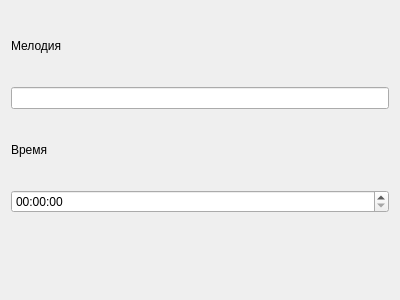
The window that mainwindow.ui (Gitnube/verify) describes before a commit, drawn with Qt 5.
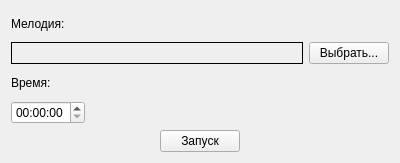
The same window after the commit.

Commit message: Рефакторинг главного окна приложения. Файл мелодии выбирается через диалоговое окно, будильник включается с кнопки

The edit to the form file:
```diff
--- a/mainwindow.ui
+++ b/mainwindow.ui
@@ -7,40 +7,113 @@
     <x>0</x>
     <y>0</y>
     <width>400</width>
-    <height>300</height>
+    <height>163</height>
    </rect>
   </property>
   <property name="windowTitle">
    <string>MainWindow</string>
   </property>
   <widget class="QWidget" name="centralWidget">
-   <layout class="QGridLayout" name="gridLayout">
-    <item row="0" column="0">
-     <widget class="QLabel" name="soundFileNameLabel">
-      <property name="text">
-       <string>Мелодия</string>
-      </property>
-     </widget>
-    </item>
+   <layout class="QGridLayout" name="gridLayout_2">
     <item row="1" column="0">
-     <widget class="QLineEdit" name="soundFileNameLE"/>
+     <spacer name="horizontalSpacer">
+      <property name="orientation">
+       <enum>Qt::Horizontal</enum>
+      </property>
+      <property name="sizeHint" stdset="0">
+       <size>
+        <width>40</width>
+        <height>20</height>
+       </size>
+      </property>
+     </spacer>
     </item>
-    <item row="2" column="0">
-     <widget class="QLabel" name="timeLabel">
+    <item row="1" column="1">
+     <widget class="QPushButton" name="pushButton">
+      <property name="sizePolicy">
+       <sizepolicy hsizetype="Fixed" vsizetype="Fixed">
+        <horstretch>0</horstretch>
+        <verstretch>0</verstretch>
+       </sizepolicy>
+      </property>
       <property name="text">
-       <string>Время</string>
+       <string>Запуск</string>
       </property>
      </widget>
     </item>
-    <item row="3" column="0">
-     <widget class="QTimeEdit" name="timeTE"/>
-    </item>
-    <item row="4" column="0">
-     <widget class="QLabel" name="alarmInfoLabel">
-      <property name="text">
-       <string/>
+    <item row="1" column="2">
+     <spacer name="horizontalSpacer_2">
+      <property name="orientation">
+       <enum>Qt::Horizontal</enum>
       </property>
-     </widget>
+      <property name="sizeHint" stdset="0">
+       <size>
+        <width>40</width>
+        <height>20</height>
+       </size>
+      </property>
+     </spacer>
+    </item>
+    <item row="0" column="0" colspan="3">
+     <layout class="QGridLayout" name="gridLayout">
+      <item row="0" column="0">
+       <widget class="QLabel" name="soundFileNameLabel">
+        <property name="text">
+         <string>Мелодия:</string>
+        </property>
+       </widget>
+      </item>
+      <item row="1" column="0">
+       <widget class="QLabel" name="soundFileNameValue">
+        <property name="frameShape">
+         <enum>QFrame::Box</enum>
+        </property>
+        <property name="text">
+         <string/>
+        </property>
+       </widget>
+      </item>
+      <item row="1" column="1">
+       <widget class="QPushButton" name="soundFileNameSelect">
+        <property name="sizePolicy">
+         <sizepolicy hsizetype="Fixed" vsizetype="Fixed">
+          <horstretch>0</horstretch>
+          <verstretch>0</verstretch>
+         </sizepolicy>
+        </property>
+        <property name="text">
+         <string>Выбрать...</string>
+        </property>
+       </widget>
+      </item>
+      <item row="2" column="0">
+       <widget class="QLabel" name="timeLabel">
+        <property name="text">
+         <string>Время:</string>
+        </property>
+       </widget>
+      </item>
+      <item row="3" column="0" colspan="2">
+       <layout class="QHBoxLayout" name="horizontalLayout">
+        <item>
+         <widget class="QTimeEdit" name="timeTE"/>
+        </item>
+        <item>
+         <spacer name="horizontalSpacer_3">
+          <property name="orientation">
+           <enum>Qt::Horizontal</enum>
+          </property>
+          <property name="sizeHint" stdset="0">
+           <size>
+            <width>40</width>
+            <height>20</height>
+           </size>
+          </property>
+         </spacer>
+        </item>
+       </layout>
+      </item>
+     </layout>
     </item>
    </layout>
   </widget>
```
The commit also changes 5 other files.
